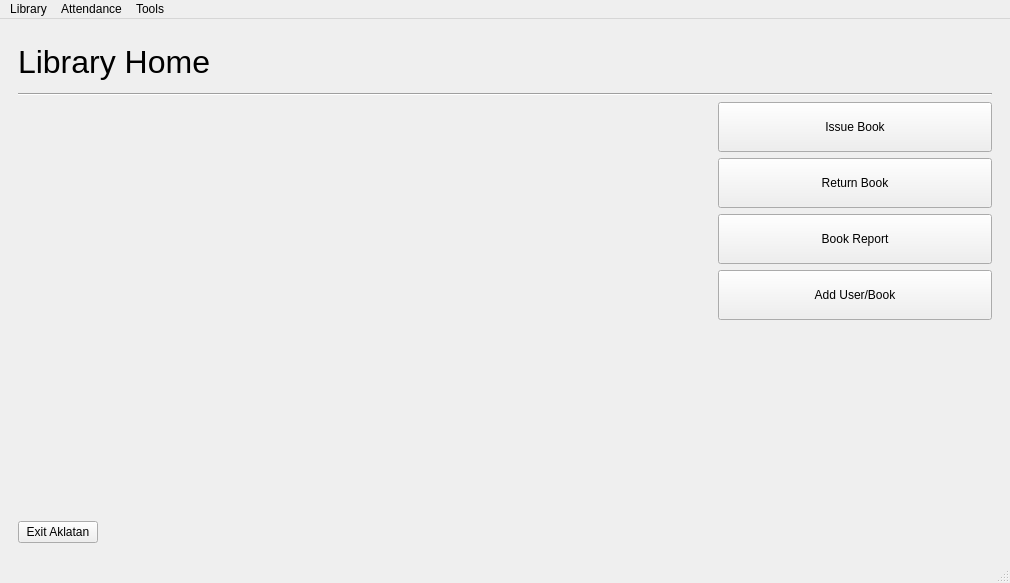
Old version of the form mainlibrarywindow.ui in the repository AJigsawnHalo/Aklatan.
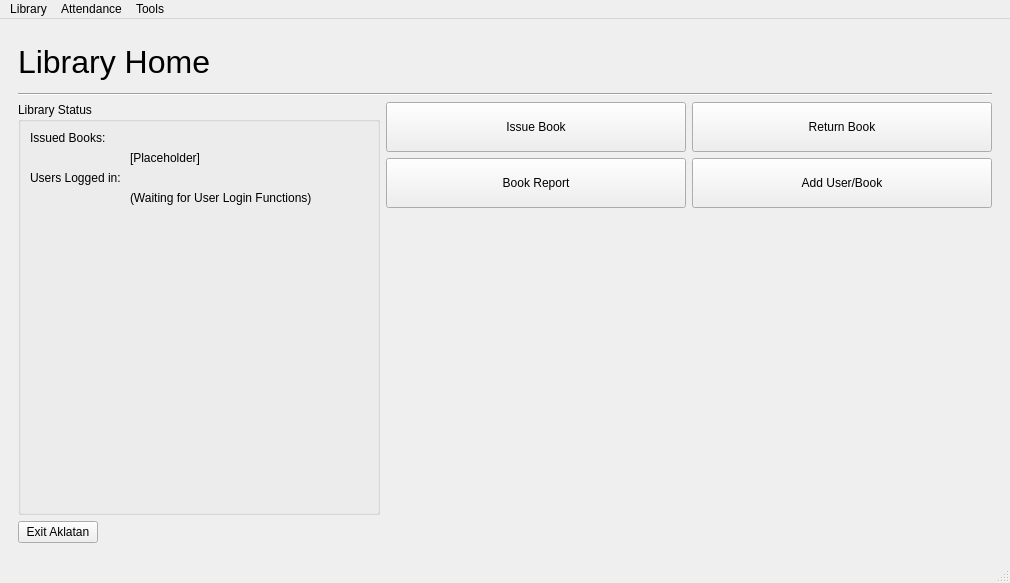
New version of the form. The open tabs and pages were chosen to show the change.

Commit message: added Status panel on Library Home page

What changed in the file:
```diff
--- a/mainlibrarywindow.ui
+++ b/mainlibrarywindow.ui
@@ -18,48 +18,11 @@
     <item row="0" column="0">
      <widget class="QStackedWidget" name="stackedWidget">
       <property name="currentIndex">
-       <number>4</number>
+       <number>0</number>
       </property>
       <widget class="QWidget" name="page">
-       <layout class="QGridLayout" name="gridLayout_11">
-        <item row="3" column="0">
-         <layout class="QGridLayout" name="gridLayout_5">
-          <item row="0" column="0">
-           <widget class="QPushButton" name="pushButton">
-            <property name="text">
-             <string>Exit Aklatan</string>
-            </property>
-           </widget>
-          </item>
-          <item row="0" column="1">
-           <spacer name="horizontalSpacer_2">
-            <property name="orientation">
-             <enum>Qt::Horizontal</enum>
-            </property>
-            <property name="sizeHint" stdset="0">
-             <size>
-              <width>40</width>
-              <height>20</height>
-             </size>
-            </property>
-           </spacer>
-          </item>
-         </layout>
-        </item>
-        <item row="1" column="0">
-         <widget class="Line" name="line">
-          <property name="sizePolicy">
-           <sizepolicy hsizetype="MinimumExpanding" vsizetype="Fixed">
-            <horstretch>0</horstretch>
-            <verstretch>0</verstretch>
-           </sizepolicy>
-          </property>
-          <property name="orientation">
-           <enum>Qt::Horizontal</enum>
-          </property>
-         </widget>
-        </item>
-        <item row="0" column="0">
+       <layout class="QVBoxLayout" name="verticalLayout_2">
+        <item>
          <widget class="QLabel" name="label">
           <property name="sizePolicy">
            <sizepolicy hsizetype="Minimum" vsizetype="Minimum">
@@ -92,39 +55,63 @@
           </property>
          </widget>
         </item>
-        <item row="2" column="0">
+        <item>
+         <widget class="Line" name="line">
+          <property name="sizePolicy">
+           <sizepolicy hsizetype="MinimumExpanding" vsizetype="Fixed">
+            <horstretch>0</horstretch>
+            <verstretch>0</verstretch>
+           </sizepolicy>
+          </property>
+          <property name="orientation">
+           <enum>Qt::Horizontal</enum>
+          </property>
+         </widget>
+        </item>
+        <item>
          <layout class="QGridLayout" name="gridLayout_6">
-          <item row="4" column="2">
-           <widget class="QPushButton" name="homeReportButton">
-            <property name="sizePolicy">
-             <sizepolicy hsizetype="MinimumExpanding" vsizetype="MinimumExpanding">
-              <horstretch>0</horstretch>
-              <verstretch>0</verstretch>
-             </sizepolicy>
-            </property>
-            <property name="minimumSize">
-             <size>
-              <width>250</width>
-              <height>50</height>
-             </size>
-            </property>
-            <property name="maximumSize">
-             <size>
-              <width>300</width>
-              <height>50</height>
-             </size>
-            </property>
-            <property name="styleSheet">
-             <string notr="true">QPushButton{
-	padding: 10px;
-}</string>
-            </property>
-            <property name="text">
-             <string>Book Report</string>
-            </property>
-           </widget>
+          <item row="0" column="0" rowspan="3">
+           <layout class="QGridLayout" name="gridLayout_11">
+            <item row="0" column="0">
+             <widget class="QGroupBox" name="groupBox">
+              <property name="title">
+               <string>Library Status</string>
+              </property>
+              <layout class="QFormLayout" name="formLayout">
+               <item row="0" column="0">
+                <widget class="QLabel" name="label_24">
+                 <property name="text">
+                  <string>Issued Books: </string>
+                 </property>
+                </widget>
+               </item>
+               <item row="2" column="0">
+                <widget class="QLabel" name="label_26">
+                 <property name="text">
+                  <string>Users Logged in: </string>
+                 </property>
+                </widget>
+               </item>
+               <item row="1" column="1">
+                <widget class="QLabel" name="labelIssued">
+                 <property name="text">
+                  <string>[Placeholder]</string>
+                 </property>
+                </widget>
+               </item>
+               <item row="3" column="1">
+                <widget class="QLabel" name="labelLoggedIn">
+                 <property name="text">
+                  <string>(Waiting for User Login Functions)</string>
+                 </property>
+                </widget>
+               </item>
+              </layout>
+             </widget>
+            </item>
+           </layout>
           </item>
-          <item row="2" column="2">
+          <item row="0" column="1">
            <widget class="QPushButton" name="homeIssueButton">
             <property name="sizePolicy">
              <sizepolicy hsizetype="MinimumExpanding" vsizetype="MinimumExpanding">
@@ -160,23 +147,7 @@
             </property>
            </widget>
           </item>
-          <item row="6" column="2">
-           <spacer name="verticalSpacer_2">
-            <property name="orientation">
-             <enum>Qt::Vertical</enum>
-            </property>
-            <property name="sizeType">
-             <enum>QSizePolicy::MinimumExpanding</enum>
-            </property>
-            <property name="sizeHint" stdset="0">
-             <size>
-              <width>20</width>
-              <height>40</height>
-             </size>
-            </property>
-           </spacer>
-          </item>
-          <item row="3" column="2">
+          <item row="0" column="2">
            <widget class="QPushButton" name="homeReturnButton">
             <property name="sizePolicy">
              <sizepolicy hsizetype="MinimumExpanding" vsizetype="MinimumExpanding">
@@ -206,7 +177,7 @@
             </property>
            </widget>
           </item>
-          <item row="5" column="2">
+          <item row="1" column="2">
            <widget class="QPushButton" name="homeAdd">
             <property name="sizePolicy">
              <sizepolicy hsizetype="MinimumExpanding" vsizetype="MinimumExpanding">
@@ -231,22 +202,60 @@
             </property>
            </widget>
           </item>
-          <item row="7" column="0">
-           <spacer name="horizontalSpacer">
+          <item row="1" column="1">
+           <widget class="QPushButton" name="homeReportButton">
+            <property name="sizePolicy">
+             <sizepolicy hsizetype="MinimumExpanding" vsizetype="MinimumExpanding">
+              <horstretch>0</horstretch>
+              <verstretch>0</verstretch>
+             </sizepolicy>
+            </property>
+            <property name="minimumSize">
+             <size>
+              <width>250</width>
+              <height>50</height>
+             </size>
+            </property>
+            <property name="maximumSize">
+             <size>
+              <width>300</width>
+              <height>50</height>
+             </size>
+            </property>
+            <property name="styleSheet">
+             <string notr="true">QPushButton{
+	padding: 10px;
+}</string>
+            </property>
+            <property name="text">
+             <string>Book Report</string>
+            </property>
+           </widget>
+          </item>
+         </layout>
+        </item>
+        <item>
+         <layout class="QGridLayout" name="gridLayout_5">
+          <item row="0" column="1">
+           <spacer name="horizontalSpacer_2">
             <property name="orientation">
              <enum>Qt::Horizontal</enum>
             </property>
-            <property name="sizeType">
-             <enum>QSizePolicy::MinimumExpanding</enum>
-            </property>
             <property name="sizeHint" stdset="0">
              <size>
-              <width>700</width>
+              <width>40</width>
               <height>20</height>
              </size>
             </property>
            </spacer>
           </item>
+          <item row="0" column="0">
+           <widget class="QPushButton" name="pushButton">
+            <property name="text">
+             <string>Exit Aklatan</string>
+            </property>
+           </widget>
+          </item>
          </layout>
         </item>
        </layout>
```
The commit also changes 3 other files.
